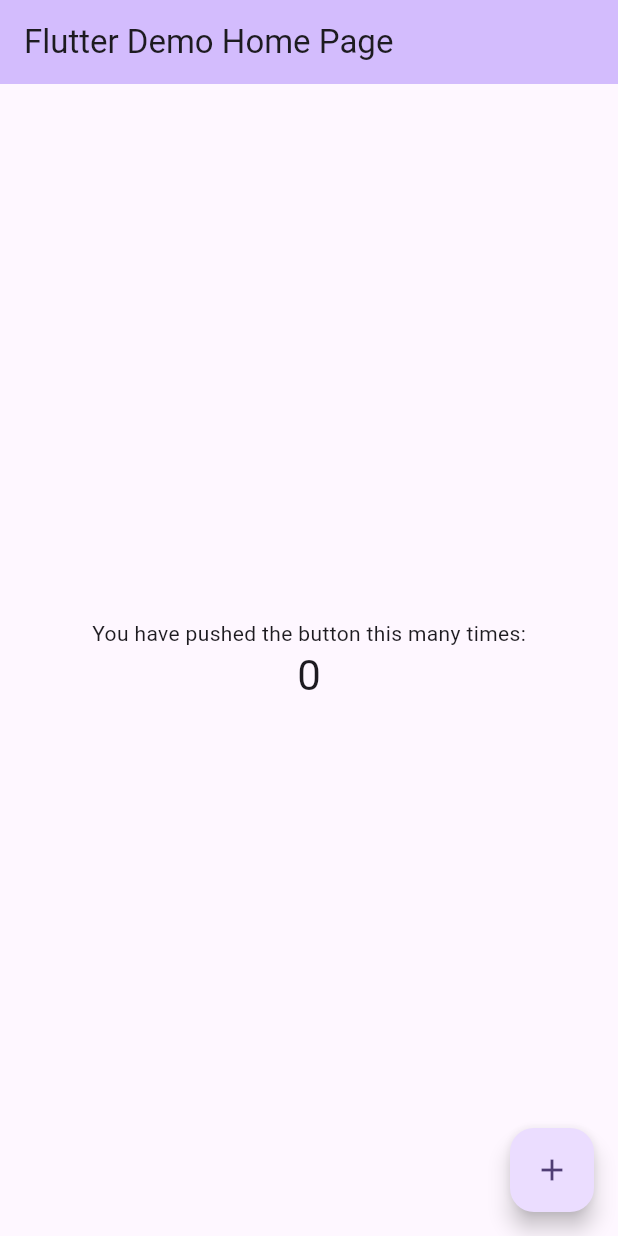
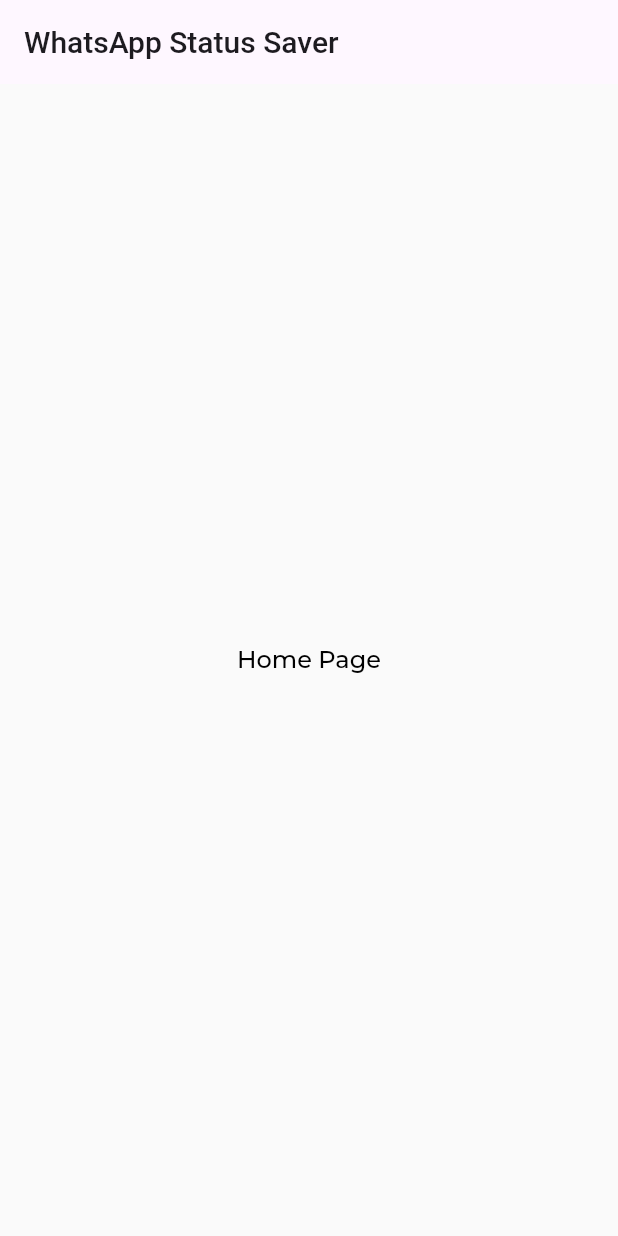
Before and after one commit to alihamza0173/whatsapp_status_saver, a Flutter app: the screen it shows after launch, on a phone screen of 412 x 824 dp. Run offline on Flutter 3.47's test engine with Material 2 defaults, Android fonts, the phone set to English and light mode, and no system bars; our stand-ins replace go_router, google_fonts.

Commit message:
app setup

```diff
--- /dev/null
+++ b/lib/application/application.dart
@@ -0,0 +1,17 @@
+import 'package:flutter/material.dart';
+import 'package:whatsapp_status_saver/application/router/app_router.dart';
+import 'package:whatsapp_status_saver/application/theme/app_theme.dart';
+
+class MyApp extends StatelessWidget {
+  const MyApp({super.key});
+
+  // This widget is the root of your application.
+  @override
+  Widget build(BuildContext context) {
+    return MaterialApp.router(
+      routerConfig: appRouterSinglton.router,
+      title: 'WhatsApp Status Saver',
+      theme: AppTheme.appTheme,
+    );
+  }
+}
--- /dev/null
+++ b/lib/application/router/app_router.dart
@@ -0,0 +1,26 @@
+import 'package:flutter/material.dart';
+import 'package:go_router/go_router.dart';
+import 'package:whatsapp_status_saver/presentation/home_page/home_page.dart';
+
+final appRouterSinglton = AppRouter();
+
+class AppRouter {
+  late final GoRouter router;
+
+  String get initialRouteResolver => '/';
+
+  AppRouter() {
+    router = GoRouter(
+      routes: [
+        GoRoute(
+          path: '/',
+          // builder: (context, state) => const HomePage(),
+          pageBuilder: (context, state) => const MaterialPage(
+            child: HomePage(),
+          ),
+        ),
+      ],
+      initialLocation: initialRouteResolver,
+    );
+  }
+}
--- /dev/null
+++ b/lib/application/router/app_routes.dart
@@ -0,0 +1,3 @@
+class AppRoutes {
+  static const String home = '/';
+}
--- /dev/null
+++ b/lib/application/theme/app_theme.dart
@@ -0,0 +1,54 @@
+import 'package:flutter/material.dart';
+import 'package:google_fonts/google_fonts.dart';
+
+class AppTheme {
+  static final ThemeData appTheme = ThemeData().copyWith(
+    colorScheme: ColorScheme.fromSeed(seedColor: Colors.deepPurple),
+    useMaterial3: true,
+    textTheme: TextTheme(
+      displayLarge: GoogleFonts.poppins(
+        fontSize: 52,
+        fontWeight: FontWeight.w500,
+        color: Colors.white,
+      ),
+      // displaySmall: const TextStyle(
+      //   fontFamily: 'PorterSansBlock',
+      //   fontSize: 36,
+      //   fontWeight: FontWeight.w400,
+      //   color: kOrangePeel,
+      // ),
+      // headlineMedium: const TextStyle(
+      //   fontFamily: 'PorterSansBlock',
+      //   fontSize: 32,
+      //   fontWeight: FontWeight.w400,
+      //   color: kOrangePeel,
+      // ),
+      headlineSmall: GoogleFonts.inter(
+        fontWeight: FontWeight.w700,
+        color: Colors.black,
+      ),
+      bodyLarge: GoogleFonts.inter(
+        fontSize: 20,
+        fontWeight: FontWeight.w700,
+        color: Colors.black,
+      ),
+      bodyMedium: GoogleFonts.montserrat(
+        fontSize: 16,
+        fontWeight: FontWeight.w500,
+        color: Colors.black,
+      ),
+      // labelLarge: GoogleFonts.ribeye(
+      //   fontSize: 14,
+      //   color: Colors.white,
+      // ),
+      labelMedium: GoogleFonts.poppins(
+        fontSize: 10,
+        fontWeight: FontWeight.w500,
+        color: Colors.black,
+      ),
+      // labelSmall: GoogleFonts.ribeye(
+      //   letterSpacing: 0.0,
+      // ),
+    ),
+  );
+}
--- a/lib/main.dart
+++ b/lib/main.dart
@@ -1,125 +1,7 @@
 import 'package:flutter/material.dart';
+import 'package:whatsapp_status_saver/application/application.dart';
 
 void main() {
+  WidgetsFlutterBinding.ensureInitialized();
   runApp(const MyApp());
 }
-
-class MyApp extends StatelessWidget {
-  const MyApp({super.key});
-
-  // This widget is the root of your application.
-  @override
-  Widget build(BuildContext context) {
-    return MaterialApp(
-      title: 'Flutter Demo',
-      theme: ThemeData(
-        // This is the theme of your application.
-        //
-        // TRY THIS: Try running your application with "flutter run". You'll see
-        // the application has a blue toolbar. Then, without quitting the app,
-        // try changing the seedColor in the colorScheme below to Colors.green
-        // and then invoke "hot reload" (save your changes or press the "hot
-        // reload" button in a Flutter-supported IDE, or press "r" if you used
-        // the command line to start the app).
-        //
-        // Notice that the counter didn't reset back to zero; the application
-        // state is not lost during the reload. To reset the state, use hot
-        // restart instead.
-        //
-        // This works for code too, not just values: Most code changes can be
-        // tested with just a hot reload.
-        colorScheme: ColorScheme.fromSeed(seedColor: Colors.deepPurple),
-        useMaterial3: true,
-      ),
-      home: const MyHomePage(title: 'Flutter Demo Home Page'),
-    );
-  }
-}
-
-class MyHomePage extends StatefulWidget {
-  const MyHomePage({super.key, required this.title});
-
-  // This widget is the home page of your application. It is stateful, meaning
-  // that it has a State object (defined below) that contains fields that affect
-  // how it looks.
-
-  // This class is the configuration for the state. It holds the values (in this
-  // case the title) provided by the parent (in this case the App widget) and
-  // used by the build method of the State. Fields in a Widget subclass are
-  // always marked "final".
-
-  final String title;
-
-  @override
-  State<MyHomePage> createState() => _MyHomePageState();
-}
-
-class _MyHomePageState extends State<MyHomePage> {
-  int _counter = 0;
-
-  void _incrementCounter() {
-    setState(() {
-      // This call to setState tells the Flutter framework that something has
-      // changed in this State, which causes it to rerun the build method below
-      // so that the display can reflect the updated values. If we changed
-      // _counter without calling setState(), then the build method would not be
-      // called again, and so nothing would appear to happen.
-      _counter++;
-    });
-  }
-
-  @override
-  Widget build(BuildContext context) {
-    // This method is rerun every time setState is called, for instance as done
-    // by the _incrementCounter method above.
-    //
-    // The Flutter framework has been optimized to make rerunning build methods
-    // fast, so that you can just rebuild anything that needs updating rather
-    // than having to individually change instances of widgets.
-    return Scaffold(
-      appBar: AppBar(
-        // TRY THIS: Try changing the color here to a specific color (to
-        // Colors.amber, perhaps?) and trigger a hot reload to see the AppBar
-        // change color while the other colors stay the same.
-        backgroundColor: Theme.of(context).colorScheme.inversePrimary,
-        // Here we take the value from the MyHomePage object that was created by
-        // the App.build method, and use it to set our appbar title.
-        title: Text(widget.title),
-      ),
-      body: Center(
-        // Center is a layout widget. It takes a single child and positions it
-        // in the middle of the parent.
-        child: Column(
-          // Column is also a layout widget. It takes a list of children and
-          // arranges them vertically. By default, it sizes itself to fit its
-          // children horizontally, and tries to be as tall as its parent.
-          //
-          // Column has various properties to control how it sizes itself and
-          // how it positions its children. Here we use mainAxisAlignment to
-          // center the children vertically; the main axis here is the vertical
-          // axis because Columns are vertical (the cross axis would be
-          // horizontal).
-          //
-          // TRY THIS: Invoke "debug painting" (choose the "Toggle Debug Paint"
-          // action in the IDE, or press "p" in the console), to see the
-          // wireframe for each widget.
-          mainAxisAlignment: MainAxisAlignment.center,
-          children: <Widget>[
-            const Text(
-              'You have pushed the button this many times:',
-            ),
-            Text(
-              '$_counter',
-              style: Theme.of(context).textTheme.headlineMedium,
-            ),
-          ],
-        ),
-      ),
-      floatingActionButton: FloatingActionButton(
-        onPressed: _incrementCounter,
-        tooltip: 'Increment',
-        child: const Icon(Icons.add),
-      ), // This trailing comma makes auto-formatting nicer for build methods.
-    );
-  }
-}
--- /dev/null
+++ b/lib/presentation/home_page/home_page.dart
@@ -0,0 +1,17 @@
+import 'package:flutter/material.dart';
+
+class HomePage extends StatelessWidget {
+  const HomePage({super.key});
+
+  @override
+  Widget build(BuildContext context) {
+    return Scaffold(
+      appBar: AppBar(
+        title: const Text('WhatsApp Status Saver'),
+      ),
+      body: const Center(
+        child: Text('Home Page'),
+      ),
+    );
+  }
+}
--- a/pubspec.yaml
+++ b/pubspec.yaml
@@ -35,6 +35,8 @@
   # The following adds the Cupertino Icons font to your application.
   # Use with the CupertinoIcons class for iOS style icons.
   cupertino_icons: ^1.0.2
+  go_router: ^11.1.4
+  google_fonts: ^6.1.0
 
 dev_dependencies:
   flutter_test:
@@ -46,7 +48,6 @@
   # package. See that file for information about deactivating specific lint
   # rules and activating additional ones.
   flutter_lints: ^2.0.0
-
 # For information on the generic Dart part of this file, see the
 # following page: https://dart.dev/tools/pub/pubspec
 
```
Also changed, not shown: lib/application/theme/app_colors.dart (added), pubspec.lock, 1 other file.
